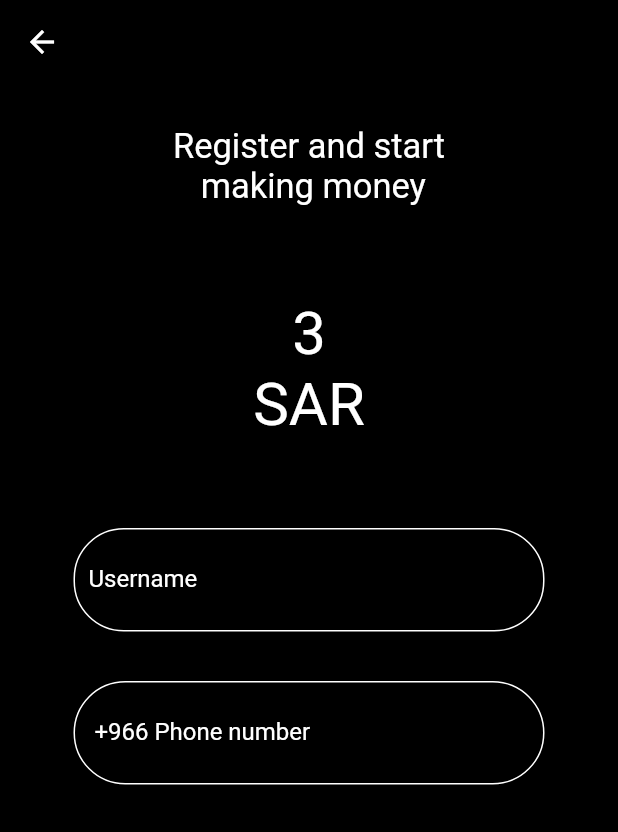
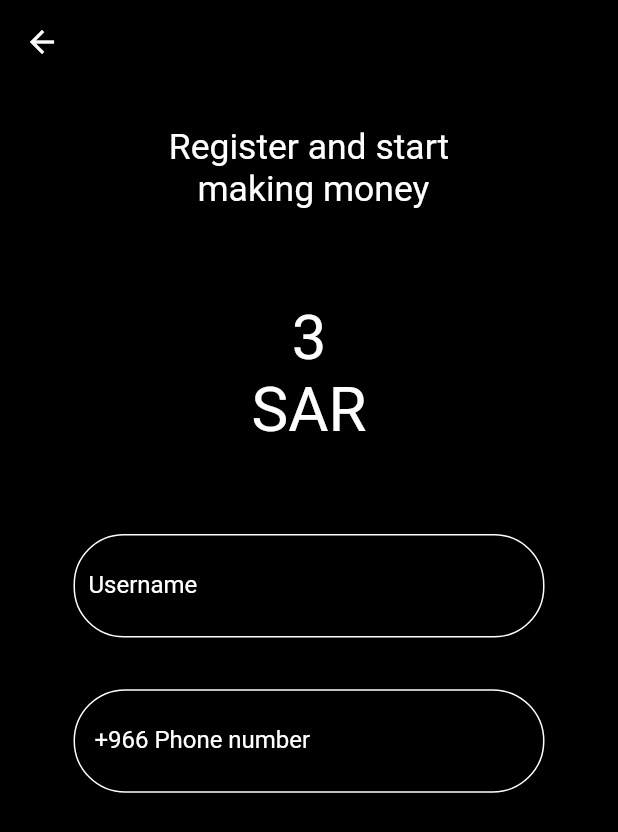
Before and after one commit to SenaCikic/fillproject, a Flutter app: the screen it shows after launch, after a tap on "SIGN UP", on a phone screen of 412 x 824 dp. Shown: the top 832 px of the screen. Run offline on Flutter 3.47's test engine with Material 2 defaults, Android fonts, the phone set to English and light mode, and no system bars; our stand-ins replace cloud_firestore, email_validator, firebase_auth, flutter_screenutil, shared_preferences, splashscreen; accounts and stored records are empty.

Commit message:
Responsive added for home and register page

```diff
--- a/lib/home/homePage.dart
+++ b/lib/home/homePage.dart
@@ -3,7 +3,9 @@ import 'package:fillproject/components/myColor.dart';
 import 'package:fillproject/localStorage/loginStorage.dart';
 import 'package:fillproject/routes/routeArguments.dart';
 import 'package:fillproject/routes/routeConstants.dart';
+import 'package:fillproject/utils/screenUtils.dart';
 import 'package:flutter/material.dart';
+import 'package:flutter_screenutil/flutter_screenutil.dart';
 
 class SignUp extends StatefulWidget {
   @override
@@ -22,6 +24,8 @@ class _SignUpState extends State<SignUp> {
 
   @override
   Widget build(BuildContext context) {
+
+        Constant().responsive(context);
     return Scaffold(
       backgroundColor: MyColor().black,
       body: SingleChildScrollView(
@@ -33,7 +37,7 @@ class _SignUpState extends State<SignUp> {
                 Center(
                     child: Text(
                   MyText().headline,
-                  style: TextStyle(fontSize: 70, color: MyColor().white, fontFamily: 'RobotoMono'),
+                  style: TextStyle(fontSize:ScreenUtil.instance.setSp(70.0), color: MyColor().white, fontFamily: 'RobotoMono'),
                 )),
                 Padding(
                     padding: EdgeInsets.only(top: 120),
@@ -43,8 +47,8 @@ class _SignUpState extends State<SignUp> {
                       textAlign: TextAlign.center,
                     )),
                 Container(
-                  width: 316.0,
-                  height: 67,
+                  width:  ScreenUtil.instance.setWidth(316.0),
+                  height:  ScreenUtil.instance.setHeight(67.0),
                   margin: EdgeInsets.only(top: 19.0, bottom: 15, left: 49, right: 49),
                   child: RaisedButton(
 
@@ -57,8 +61,8 @@ class _SignUpState extends State<SignUp> {
                       child: Text(MyText().btnSU)),
                 ),
                 Container(
-                  width: 316.0,
-                  height: 67,
+                  width:  ScreenUtil.instance.setWidth(316.0),
+                  height:  ScreenUtil.instance.setHeight(67.0),
                   margin: EdgeInsets.only(bottom: 33, left: 49, right: 49),
                   child: RaisedButton(
                       shape: RoundedRectangleBorder(
@@ -70,7 +74,7 @@ class _SignUpState extends State<SignUp> {
                       child: Text(MyText().btnSI)),
                 ),
                 Container(
-                    width: 255.0,
+                  width:  ScreenUtil.instance.setWidth(255.0),
                     child: Center(
                         child: FlatButton(
                             onPressed: () => Navigator.of(context).pushNamed(
--- a/lib/register/registerPage.dart
+++ b/lib/register/registerPage.dart
@@ -8,9 +8,11 @@ import 'package:fillproject/localStorage/loginStorage.dart';
 import 'package:fillproject/register/verifyPinPage.dart';
 import 'package:fillproject/routes/routeArguments.dart';
 import 'package:fillproject/routes/routeConstants.dart';
+import 'package:fillproject/utils/screenUtils.dart';
 import 'package:firebase_auth/firebase_auth.dart';
 import 'package:flutter/material.dart';
 import 'package:flutter/services.dart';
+import 'package:flutter_screenutil/flutter_screenutil.dart';
 import '../components/myColor.dart';
 
 class RegisterPage extends StatelessWidget {
@@ -23,6 +25,10 @@ class RegisterPage extends StatelessWidget {
 
   @override
   Widget build(BuildContext context) {
+
+        Constant().responsive(context);
+
+
     Widget smsCodeDialog(BuildContext context) {
       return VerifyPinPage(
         arguments: RegisterArguments(
@@ -100,7 +106,7 @@ class RegisterPage extends StatelessWidget {
                     child: Text(
                       MyText().registerHeadline,
                       style: TextStyle(
-                        fontSize: 23,
+                        fontSize: ScreenUtil.instance.setSp(23.0),
                         color: MyColor().white,
                       ),
                       textAlign: TextAlign.center,
@@ -113,14 +119,14 @@ class RegisterPage extends StatelessWidget {
                       MyText().registerSubtitle,
                       style: TextStyle(
                         color: MyColor().white,
-                        fontSize: 40.0,
+                        fontSize: ScreenUtil.instance.setSp(40.0),
                       ),
                       textAlign: TextAlign.center,
                     ),
                   )),
                   Container(
-                    width: 316.0,
-                    height: 83,
+                    width:ScreenUtil.instance.setWidth(316.0),
+                    height: ScreenUtil.instance.setHeight(83.0),
                     margin: EdgeInsets.only(bottom: 19, left: 49, right: 49),
                     child: MyTextFormField(
                         controller: usernameController,
@@ -128,8 +134,8 @@ class RegisterPage extends StatelessWidget {
                         obscureText: false),
                   ),
                   Container(
-                    width: 316.0,
-                    height: 83,
+                    width:ScreenUtil.instance.setWidth(316.0),
+                    height: ScreenUtil.instance.setHeight(83.0),
                     margin: EdgeInsets.only(left: 49, right: 49),
                     child: TextFormField(
                       keyboardType: TextInputType.number,
--- a/lib/utils/screenUtils.dart
+++ b/lib/utils/screenUtils.dart
@@ -7,7 +7,23 @@ double defaultScreenHeight = 810.0;
 double screenWidth = defaultScreenWidth;
 double screenHeight = defaultScreenHeight;
 
+
+
+
+
 class Constant {
+
+
+void responsive(BuildContext context){
+double defaultScreenWidth = 400.0;
+double defaultScreenHeight = 810.0;
+    ScreenUtil.instance = ScreenUtil(
+      width: defaultScreenWidth,
+      height: defaultScreenHeight,
+      allowFontScaling: true,
+    )..init(context);
+
+}
   ///Padding & Margin Constants
   static double sizeExtraSmall = 5.0;
   static double sizeDefault = 8.0;
@@ -140,6 +156,8 @@ class FontSize {
   static double s29 = 29.0;
   static double s30 = 30.0;
   static double s36 = 36.0;
+  static double s40 = 40.0;
+  static double s70 = 70.0;
 
   static setDefaultFontSize() {
     s7 = 7.0;
@@ -167,6 +185,8 @@ class FontSize {
     s29 = 29.0;
     s30 = 30.0;
     s36 = 36.0;
+    s40 = 40.0;
+    s70 = 70.0;
   }
 
   static setScreenAwareFontSize() {
@@ -195,5 +215,7 @@ class FontSize {
     s29 = ScreenUtil.instance.setSp(29.0);
     s30 = ScreenUtil.instance.setSp(30.0);
     s36 = ScreenUtil.instance.setSp(36.0);
+    s40 = ScreenUtil.instance.setSp(40.0);
+    s70 = ScreenUtil.instance.setSp(70.0);
   }
 }
```
